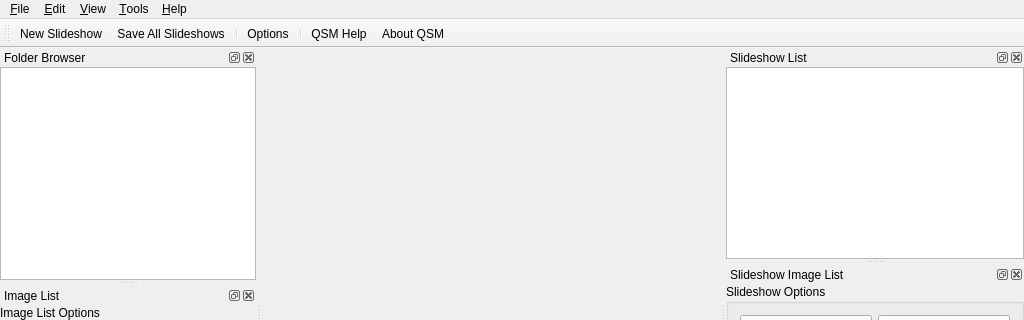
First picture: the form in mainwindow.ui, repository vos/qsm, before the edit; both pictures show x 0 to 1024 and y 0 to 320 of the 1024 by 600 pixel window.
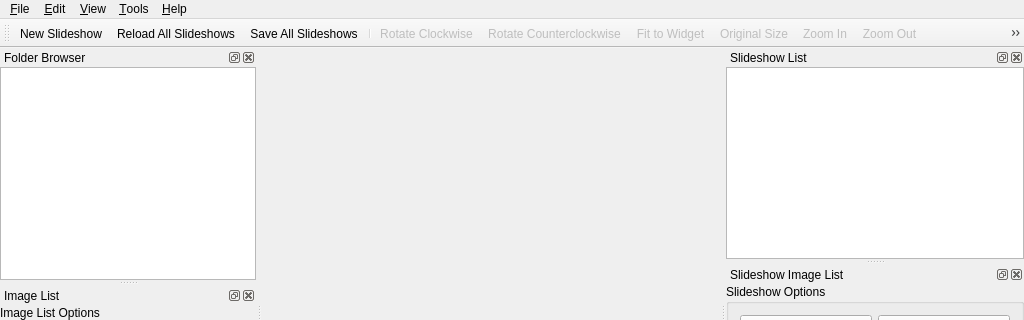
Second picture: the form after the edit. Icons and pictures are not drawn. Custom widgets are drawn as their Qt base class.

Commit message: multi image operations and some code improvements

Diff of the .ui file:
```diff
--- a/mainwindow.ui
+++ b/mainwindow.ui
@@ -95,8 +95,17 @@
     <bool>false</bool>
    </attribute>
    <addaction name="actionNewSlideshow"/>
+   <addaction name="actionReloadAllSlideshows"/>
    <addaction name="actionSaveAllSlideshows"/>
    <addaction name="separator"/>
+   <addaction name="actionRotateClockwise"/>
+   <addaction name="actionRotateCounterclockwise"/>
+   <addaction name="actionZoomFit"/>
+   <addaction name="actionZoomOriginal"/>
+   <addaction name="actionZoomIn"/>
+   <addaction name="actionZoomOut"/>
+   <addaction name="actionShowComments"/>
+   <addaction name="separator"/>
    <addaction name="actionOptions"/>
    <addaction name="separator"/>
    <addaction name="actionQsmHelp"/>
@@ -663,38 +672,72 @@
    </property>
   </action>
   <action name="actionRotateClockwise">
+   <property name="enabled">
+    <bool>false</bool>
+   </property>
    <property name="text">
     <string>Rotate Clockwise</string>
    </property>
   </action>
   <action name="actionRotateCounterclockwise">
+   <property name="enabled">
+    <bool>false</bool>
+   </property>
    <property name="text">
     <string>Rotate Counterclockwise</string>
    </property>
   </action>
   <action name="actionZoomFit">
+   <property name="enabled">
+    <bool>false</bool>
+   </property>
    <property name="text">
     <string>&amp;Fit to Widget</string>
    </property>
   </action>
   <action name="actionZoomOriginal">
+   <property name="enabled">
+    <bool>false</bool>
+   </property>
    <property name="text">
     <string>&amp;Original Size</string>
    </property>
   </action>
   <action name="actionZoomIn">
+   <property name="enabled">
+    <bool>false</bool>
+   </property>
    <property name="text">
     <string>Zoom &amp;In</string>
    </property>
   </action>
   <action name="actionZoomOut">
+   <property name="enabled">
+    <bool>false</bool>
+   </property>
    <property name="text">
     <string>Zoom O&amp;ut</string>
    </property>
   </action>
+  <action name="actionShowComments">
+   <property name="checkable">
+    <bool>true</bool>
+   </property>
+   <property name="checked">
+    <bool>true</bool>
+   </property>
+   <property name="text">
+    <string>Show &amp;Comments</string>
+   </property>
+  </action>
  </widget>
  <layoutdefault spacing="6" margin="11"/>
  <customwidgets>
+  <customwidget>
+   <class>ImageListView</class>
+   <extends>QListView</extends>
+   <header>imagelistview.h</header>
+  </customwidget>
   <customwidget>
    <class>SlideshowListView</class>
    <extends>QListView</extends>
```
Left out of the diff: 37 changed lines with no effect on the pictures. The commit also changes 2 other files.
